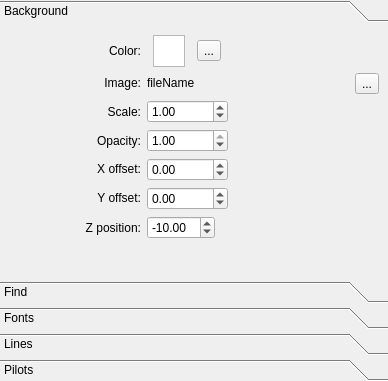
This is src/themecustomizer.ui in 3vi1/IMP as Qt 5 draws it before an edit. The edited form follows.
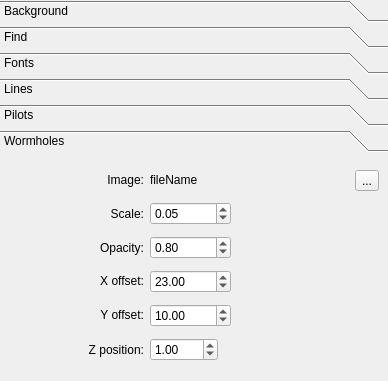
This is the edited form.

Commit message: v0.9.4 - Wormhole Tracker

Patch:
```diff
--- a/src/themecustomizer.ui
+++ b/src/themecustomizer.ui
@@ -50,7 +50,7 @@
       <bool>false</bool>
      </property>
      <property name="currentIndex">
-      <number>0</number>
+      <number>5</number>
      </property>
      <property name="tabSpacing">
       <number>4</number>
@@ -61,7 +61,7 @@
         <x>0</x>
         <y>0</y>
         <width>375</width>
-        <height>256</height>
+        <height>230</height>
        </rect>
       </property>
       <property name="sizePolicy">
@@ -1235,6 +1235,271 @@
        </item>
       </layout>
      </widget>
+     <widget class="QWidget" name="pageWormholes">
+      <property name="geometry">
+       <rect>
+        <x>0</x>
+        <y>0</y>
+        <width>388</width>
+        <height>207</height>
+       </rect>
+      </property>
+      <attribute name="label">
+       <string>Wormholes</string>
+      </attribute>
+      <layout class="QGridLayout" name="gridLayout_5">
+       <item row="0" column="0">
+        <widget class="QLabel" name="label_17">
+         <property name="sizePolicy">
+          <sizepolicy hsizetype="Expanding" vsizetype="Fixed">
+           <horstretch>0</horstretch>
+           <verstretch>0</verstretch>
+          </sizepolicy>
+         </property>
+         <property name="text">
+          <string>Image:</string>
+         </property>
+         <property name="alignment">
+          <set>Qt::AlignRight|Qt::AlignTrailing|Qt::AlignVCenter</set>
+         </property>
+        </widget>
+       </item>
+       <item row="0" column="1" colspan="2">
+        <layout class="QGridLayout" name="gridLayout">
+         <item row="0" column="0">
+          <widget class="QLabel" name="labelWormholeFile">
+           <property name="sizePolicy">
+            <sizepolicy hsizetype="Preferred" vsizetype="Fixed">
+             <horstretch>0</horstretch>
+             <verstretch>0</verstretch>
+            </sizepolicy>
+           </property>
+           <property name="text">
+            <string>fileName</string>
+           </property>
+          </widget>
+         </item>
+         <item row="0" column="1">
+          <widget class="QToolButton" name="buttonWormholeImage">
+           <property name="text">
+            <string>...</string>
+           </property>
+          </widget>
+         </item>
+        </layout>
+       </item>
+       <item row="1" column="0">
+        <widget class="QLabel" name="label_32">
+         <property name="sizePolicy">
+          <sizepolicy hsizetype="Expanding" vsizetype="Preferred">
+           <horstretch>0</horstretch>
+           <verstretch>0</verstretch>
+          </sizepolicy>
+         </property>
+         <property name="text">
+          <string>Scale:</string>
+         </property>
+         <property name="alignment">
+          <set>Qt::AlignRight|Qt::AlignTrailing|Qt::AlignVCenter</set>
+         </property>
+        </widget>
+       </item>
+       <item row="1" column="1">
+        <widget class="QDoubleSpinBox" name="spinWormholeScale">
+         <property name="sizePolicy">
+          <sizepolicy hsizetype="Preferred" vsizetype="Fixed">
+           <horstretch>0</horstretch>
+           <verstretch>0</verstretch>
+          </sizepolicy>
+         </property>
+         <property name="minimum">
+          <double>0.010000000000000</double>
+         </property>
+         <property name="maximum">
+          <double>100.000000000000000</double>
+         </property>
+         <property name="value">
+          <double>0.050000000000000</double>
+         </property>
+        </widget>
+       </item>
+       <item row="2" column="0">
+        <widget class="QLabel" name="label_13">
+         <property name="sizePolicy">
+          <sizepolicy hsizetype="Expanding" vsizetype="Preferred">
+           <horstretch>0</horstretch>
+           <verstretch>0</verstretch>
+          </sizepolicy>
+         </property>
+         <property name="text">
+          <string>Opacity:</string>
+         </property>
+         <property name="alignment">
+          <set>Qt::AlignRight|Qt::AlignTrailing|Qt::AlignVCenter</set>
+         </property>
+        </widget>
+       </item>
+       <item row="2" column="1">
+        <widget class="QDoubleSpinBox" name="spinWormholeOpacity">
+         <property name="sizePolicy">
+          <sizepolicy hsizetype="Preferred" vsizetype="Fixed">
+           <horstretch>0</horstretch>
+           <verstretch>0</verstretch>
+          </sizepolicy>
+         </property>
+         <property name="minimum">
+          <double>0.010000000000000</double>
+         </property>
+         <property name="maximum">
+          <double>1.000000000000000</double>
+         </property>
+         <property name="singleStep">
+          <double>0.010000000000000</double>
+         </property>
+         <property name="value">
+          <double>0.800000000000000</double>
+         </property>
+        </widget>
+       </item>
+       <item row="3" column="0">
+        <widget class="QLabel" name="label_33">
+         <property name="sizePolicy">
+          <sizepolicy hsizetype="Expanding" vsizetype="Fixed">
+           <horstretch>0</horstretch>
+           <verstretch>0</verstretch>
+          </sizepolicy>
+         </property>
+         <property name="text">
+          <string>X offset:</string>
+         </property>
+         <property name="alignment">
+          <set>Qt::AlignRight|Qt::AlignTrailing|Qt::AlignVCenter</set>
+         </property>
+        </widget>
+       </item>
+       <item row="3" column="1">
+        <widget class="QDoubleSpinBox" name="spinWormholeX">
+         <property name="sizePolicy">
+          <sizepolicy hsizetype="Preferred" vsizetype="Fixed">
+           <horstretch>0</horstretch>
+           <verstretch>0</verstretch>
+          </sizepolicy>
+         </property>
+         <property name="minimum">
+          <double>-10000.000000000000000</double>
+         </property>
+         <property name="maximum">
+          <double>10000.000000000000000</double>
+         </property>
+         <property name="value">
+          <double>23.000000000000000</double>
+         </property>
+        </widget>
+       </item>
+       <item row="3" column="2">
+        <spacer name="horizontalSpacer_9">
+         <property name="orientation">
+          <enum>Qt::Horizontal</enum>
+         </property>
+         <property name="sizeType">
+          <enum>QSizePolicy::Preferred</enum>
+         </property>
+         <property name="sizeHint" stdset="0">
+          <size>
+           <width>142</width>
+           <height>20</height>
+          </size>
+         </property>
+        </spacer>
+       </item>
+       <item row="4" column="0">
+        <widget class="QLabel" name="label_34">
+         <property name="sizePolicy">
+          <sizepolicy hsizetype="Expanding" vsizetype="Fixed">
+           <horstretch>0</horstretch>
+           <verstretch>0</verstretch>
+          </sizepolicy>
+         </property>
+         <property name="text">
+          <string>Y offset:</string>
+         </property>
+         <property name="alignment">
+          <set>Qt::AlignRight|Qt::AlignTrailing|Qt::AlignVCenter</set>
+         </property>
+        </widget>
+       </item>
+       <item row="4" column="1">
+        <widget class="QDoubleSpinBox" name="spinWormholeY">
+         <property name="sizePolicy">
+          <sizepolicy hsizetype="Fixed" vsizetype="Fixed">
+           <horstretch>0</horstretch>
+           <verstretch>0</verstretch>
+          </sizepolicy>
+         </property>
+         <property name="minimum">
+          <double>-10000.000000000000000</double>
+         </property>
+         <property name="maximum">
+          <double>10000.000000000000000</double>
+         </property>
+         <property name="value">
+          <double>10.000000000000000</double>
+         </property>
+        </widget>
+       </item>
+       <item row="5" column="0">
+        <widget class="QLabel" name="label_12">
+         <property name="sizePolicy">
+          <sizepolicy hsizetype="Expanding" vsizetype="Preferred">
+           <horstretch>0</horstretch>
+           <verstretch>0</verstretch>
+          </sizepolicy>
+         </property>
+         <property name="text">
+          <string>Z position:</string>
+         </property>
+         <property name="alignment">
+          <set>Qt::AlignRight|Qt::AlignTrailing|Qt::AlignVCenter</set>
+         </property>
+        </widget>
+       </item>
+       <item row="5" column="1">
+        <widget class="QDoubleSpinBox" name="spinWormholeZ">
+         <property name="sizePolicy">
+          <sizepolicy hsizetype="Fixed" vsizetype="Fixed">
+           <horstretch>0</horstretch>
+           <verstretch>0</verstretch>
+          </sizepolicy>
+         </property>
+         <property name="minimum">
+          <double>-100.000000000000000</double>
+         </property>
+         <property name="maximum">
+          <double>100.000000000000000</double>
+         </property>
+         <property name="value">
+          <double>1.000000000000000</double>
+         </property>
+        </widget>
+       </item>
+       <item row="5" column="2">
+        <spacer name="horizontalSpacer_8">
+         <property name="orientation">
+          <enum>Qt::Horizontal</enum>
+         </property>
+         <property name="sizeType">
+          <enum>QSizePolicy::Preferred</enum>
+         </property>
+         <property name="sizeHint" stdset="0">
+          <size>
+           <width>142</width>
+           <height>20</height>
+          </size>
+         </property>
+        </spacer>
+       </item>
+      </layout>
+     </widget>
     </widget>
    </item>
   </layout>
```
Left out of the diff: 8 changed lines with no effect on the pictures. The commit also changes 17 other files.
